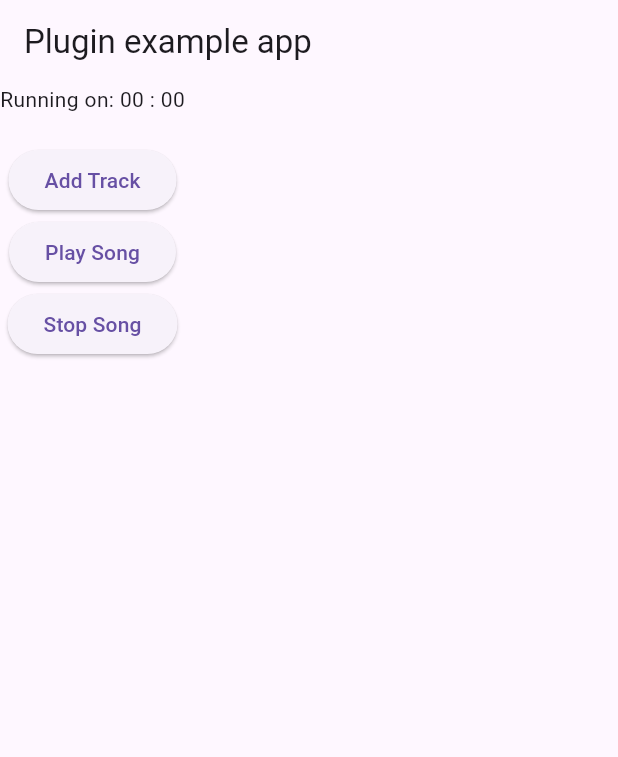
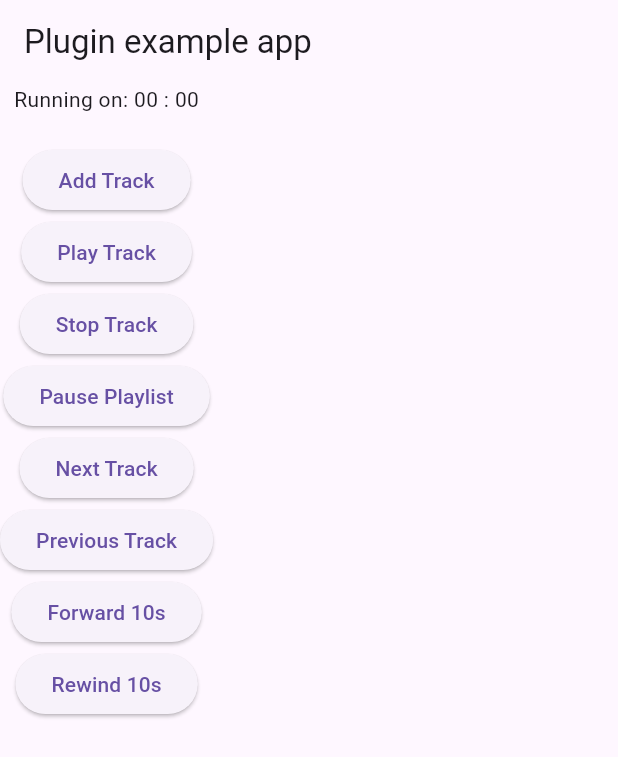
Before and after one commit to ailerondeveloperindo/Flutter-Audio-Plugin-Equalizer, a Flutter app: the screen it shows after launch, on a phone screen of 412 x 824 dp. Shown: the top 757 px of the screen. Run offline on Flutter 3.47's test engine with Material 3 defaults, Android fonts, the phone set to English and light mode, and no system bars; our stand-ins replace file_picker, plugin_platform_interface.

Commit message:
[Feat] Implement Buttons on Example

```diff
--- a/example/lib/main.dart
+++ b/example/lib/main.dart
@@ -69,13 +69,43 @@ class _MyAppState extends State<MyApp> {
               onPressed: () async {
                 await _internalHifiPlugin.playPlaylist();
               },
-              child: Text("Play Song"),
+              child: Text("Play Track"),
             ),
             ElevatedButton(
               onPressed: () async {
                 await _internalHifiPlugin.stopPlaylist();
               },
-              child: Text("Stop Song"),
+              child: Text("Stop Track"),
+            ),
+            ElevatedButton(
+              onPressed: () async {
+                await _internalHifiPlugin.stopPlaylist();
+              },
+              child: Text("Pause Playlist"),
+            ),
+            ElevatedButton(
+              onPressed: () async {
+                await _internalHifiPlugin.nextTrack();
+              },
+              child: Text("Next Track"),
+            ),
+            ElevatedButton(
+              onPressed: () async {
+                await _internalHifiPlugin.previousTrack();
+              },
+              child: Text("Previous Track"),
+            ),
+            ElevatedButton(
+              onPressed: () async {
+                await _internalHifiPlugin.forwardTrack(15000);
+              },
+              child: Text("Forward 10s"),
+            ),
+            ElevatedButton(
+              onPressed: () async {
+                await _internalHifiPlugin.reverseTrack(15000);
+              },
+              child: Text("Rewind 10s"),
             ),
           ],
         ),
```
Also changed, not shown: 1 other file.
